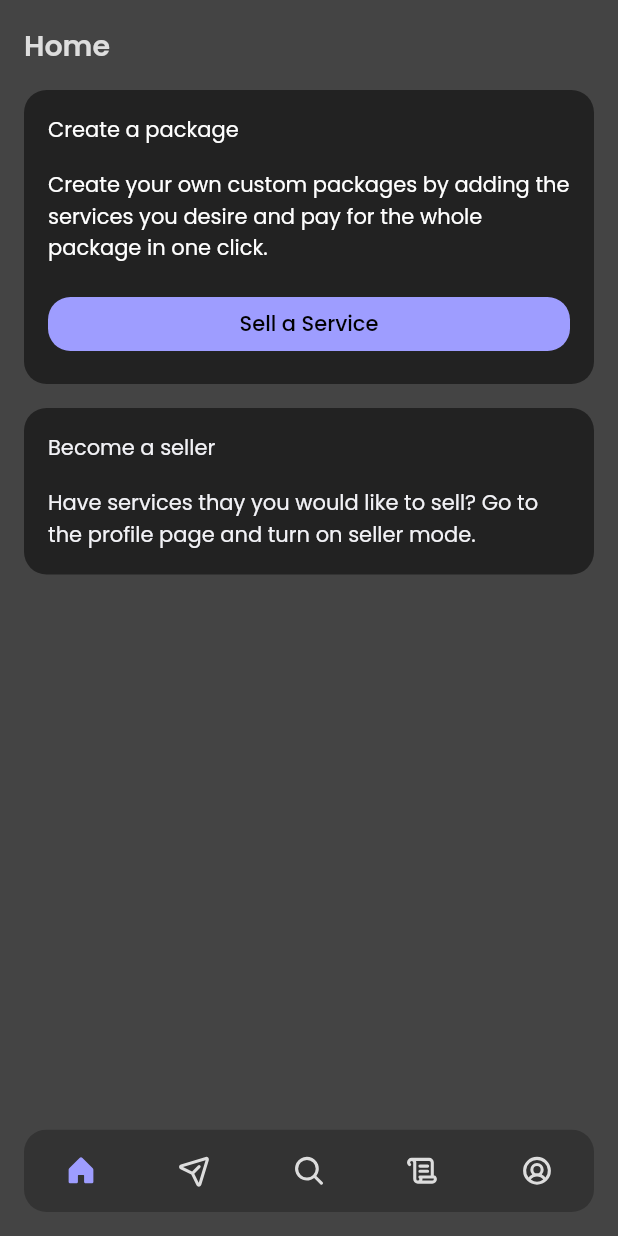
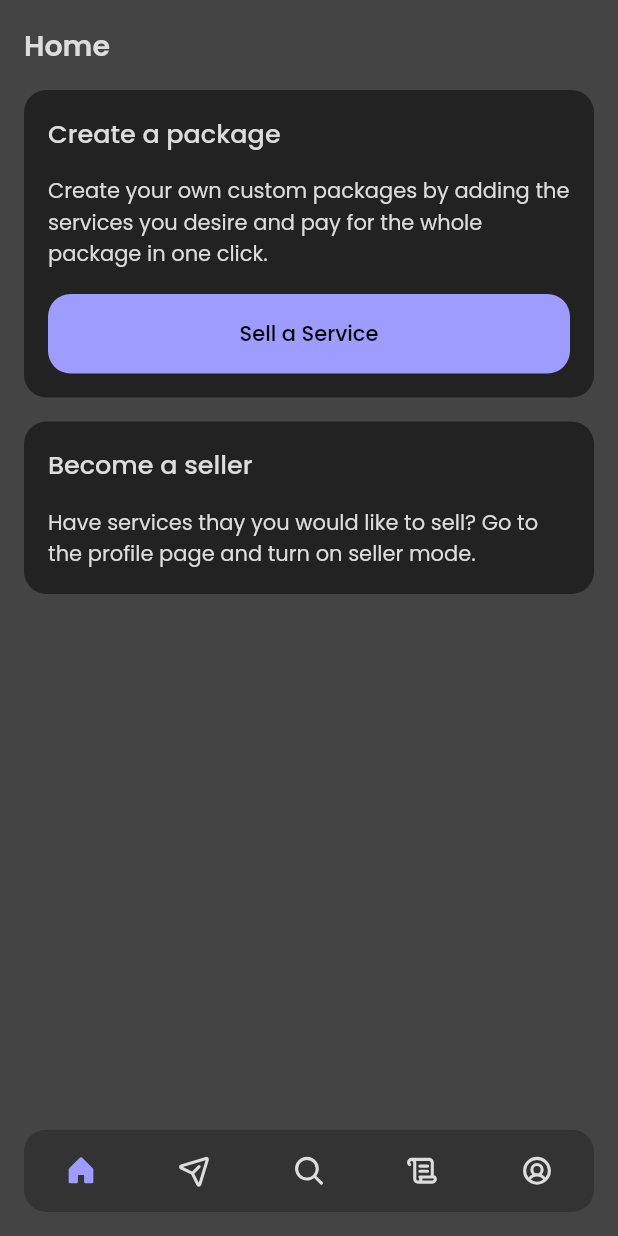
Before and after one commit to mabdullah412/event-services-marketplace, a Flutter app: the screen it shows after launch, on a phone screen of 412 x 824 dp. Run offline on Flutter 3.47's test engine with Material 2 defaults, Android fonts, the phone set to English and light mode, and no system bars; our stand-ins replace phosphor_flutter.

Commit message:
updated theming for containers and text

```diff
--- a/lib/presentation/screens/home_screen.dart
+++ b/lib/presentation/screens/home_screen.dart
@@ -28,10 +28,14 @@ class HomeScreen extends StatelessWidget {
               child: Column(
                 crossAxisAlignment: CrossAxisAlignment.stretch,
                 children: [
-                  const Text('Create a package'),
+                  Text(
+                    'Create a package',
+                    style: Theme.of(context).primaryTextTheme.titleMedium,
+                  ),
                   const SizedBox(height: padding),
-                  const Text(
+                  Text(
                     'Create your own custom packages by adding the services you desire and pay for the whole package in one click.',
+                    style: Theme.of(context).primaryTextTheme.bodyMedium,
                   ),
                   const SizedBox(height: padding),
                   ElevatedButton(
@@ -53,15 +57,15 @@ class HomeScreen extends StatelessWidget {
               ),
               child: Column(
                 crossAxisAlignment: CrossAxisAlignment.stretch,
-                children: const [
+                children: [
                   Text(
                     'Become a seller',
-                    style: TextStyle(color: Color(0xFFF2F2F6)),
+                    style: Theme.of(context).textTheme.titleMedium,
                   ),
-                  SizedBox(height: padding),
+                  const SizedBox(height: padding),
                   Text(
                     'Have services thay you would like to sell? Go to the profile page and turn on seller mode.',
-                    style: TextStyle(color: Color(0xFFF2F2F6)),
+                    style: Theme.of(context).textTheme.bodyMedium,
                   ),
                 ],
               ),
--- a/lib/presentation/screens/profile_screen.dart
+++ b/lib/presentation/screens/profile_screen.dart
@@ -18,19 +18,19 @@ class ProfileScreen extends StatelessWidget {
             const Header(title: 'Profile'),
             const SizedBox(height: padding),
             Container(
-              padding: const EdgeInsets.symmetric(
-                horizontal: padding,
-                vertical: padding / 2,
-              ),
+              padding: const EdgeInsets.all(padding),
               decoration: BoxDecoration(
                 color: Theme.of(context).colorScheme.surface,
                 borderRadius: BorderRadius.circular(radius),
               ),
               child: Row(
                 mainAxisAlignment: MainAxisAlignment.spaceBetween,
-                children: const [
-                  Text('Theme Mode'),
-                  ToggleThemeButton(),
+                children: [
+                  Text(
+                    'Theme Mode',
+                    style: Theme.of(context).primaryTextTheme.titleSmall,
+                  ),
+                  const ToggleThemeButton(),
                 ],
               ),
             ),
--- a/lib/presentation/themes.dart
+++ b/lib/presentation/themes.dart
@@ -1,5 +1,6 @@
-import 'package:event_planner/constants/constants.dart';
 import 'package:flutter/material.dart';
+
+import '../constants/constants.dart';
 
 class Themes {
   static final darkTheme = ThemeData(
@@ -8,14 +9,57 @@ class Themes {
 
     // font
     fontFamily: 'Poppins',
+
     // text -> 0xFFF2F2F6
-    primaryTextTheme: TextTheme(),
-    textTheme: TextTheme(),
+    // primary text
+    primaryTextTheme: const TextTheme(
+      // header
+      titleLarge: TextStyle(
+        fontSize: 19,
+        color: Color(0xFFDDDDDD),
+        fontWeight: FontWeight.w600,
+      ),
+
+      // container
+      titleMedium: TextStyle(
+        fontSize: 17,
+        color: Color(0xFFDDDDDD),
+        fontWeight: FontWeight.w500,
+      ),
+      titleSmall: TextStyle(
+        fontSize: 15,
+        color: Color(0xFFDDDDDD),
+        fontWeight: FontWeight.w600,
+      ),
+
+      // container text
+      bodyMedium: TextStyle(
+        fontSize: 14,
+        color: Color(0xFFDDDDDD),
+      ),
+    ),
+
+    // secondary text
+    textTheme: const TextTheme(
+      // container
+      titleMedium: TextStyle(
+        fontSize: 17,
+        color: Color(0xFFDDDDDD),
+        fontWeight: FontWeight.w500,
+      ),
+
+      // container text
+      bodyMedium: TextStyle(
+        fontSize: 14,
+        color: Color(0xFFDDDDDD),
+      ),
+    ),
 
     // buttonthemes
     elevatedButtonTheme: ElevatedButtonThemeData(
       style: ButtonStyle(
         elevation: MaterialStateProperty.all(0),
+        padding: MaterialStateProperty.all(const EdgeInsets.all(padding)),
         shape: MaterialStateProperty.all(
           RoundedRectangleBorder(
             borderRadius: BorderRadius.circular(radius),
@@ -61,13 +105,56 @@ class Themes {
 
     // font
     fontFamily: 'Poppins',
-    primaryTextTheme: TextTheme(),
-    textTheme: TextTheme(),
+
+    // primary text
+    primaryTextTheme: const TextTheme(
+      // header
+      titleLarge: TextStyle(
+        fontSize: 19,
+        color: Color(0xFF444444),
+        fontWeight: FontWeight.w600,
+      ),
+
+      // container
+      titleMedium: TextStyle(
+        fontSize: 17,
+        color: Color(0xFF444444),
+        fontWeight: FontWeight.w600,
+      ),
+      titleSmall: TextStyle(
+        fontSize: 15,
+        color: Color(0xFF444444),
+        fontWeight: FontWeight.w600,
+      ),
+
+      // container text
+      bodyMedium: TextStyle(
+        fontSize: 14,
+        color: Color(0xFF444444),
+      ),
+    ),
+
+    // secondary text
+    textTheme: const TextTheme(
+      // container
+      titleMedium: TextStyle(
+        fontSize: 17,
+        color: Color(0xFFDDDDDD),
+        fontWeight: FontWeight.w600,
+      ),
+
+      // container text
+      bodyMedium: TextStyle(
+        fontSize: 14,
+        color: Color(0xFFDDDDDD),
+      ),
+    ),
 
     // buttonthemes
     elevatedButtonTheme: ElevatedButtonThemeData(
       style: ButtonStyle(
         elevation: MaterialStateProperty.all(0),
+        padding: MaterialStateProperty.all(const EdgeInsets.all(padding)),
         shape: MaterialStateProperty.all(
           RoundedRectangleBorder(
             borderRadius: BorderRadius.circular(radius),
--- a/lib/presentation/widgets/header.dart
+++ b/lib/presentation/widgets/header.dart
@@ -1,6 +1,4 @@
-import 'package:event_planner/logic/providers/theme_provider.dart';
 import 'package:flutter/material.dart';
-import 'package:provider/provider.dart';
 
 class Header extends StatelessWidget {
   const Header({
@@ -12,17 +10,6 @@ class Header extends StatelessWidget {
 
   @override
   Widget build(BuildContext context) {
-    final themeMode = Provider.of<ThemeProvider>(context).themeMode;
-
-    return Text(
-      title,
-      style: TextStyle(
-        fontSize: 19,
-        color: themeMode == ThemeMode.dark
-            ? const Color(0xFFDDDDDD)
-            : const Color(0xFF444444),
-        fontWeight: FontWeight.w600,
-      ),
-    );
+    return Text(title, style: Theme.of(context).primaryTextTheme.titleLarge);
   }
 }
```
